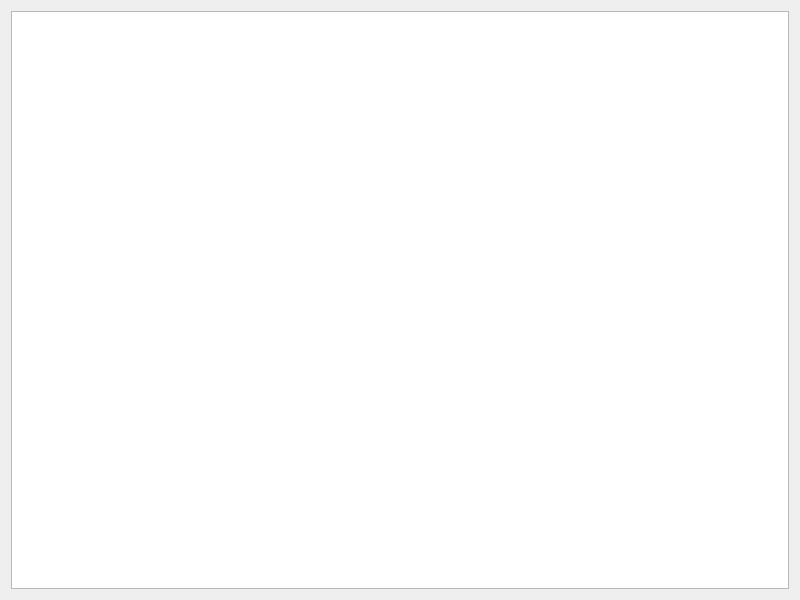
First picture: the form in dialog.ui, repository PawelKasz/View1, before the edit.
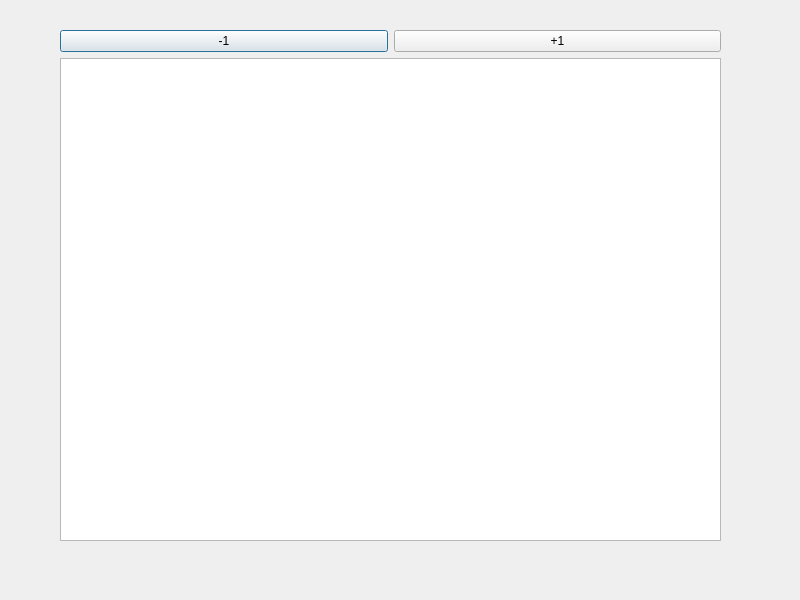
Second picture: the form after the edit.

```diff
--- a/dialog.ui
+++ b/dialog.ui
@@ -13,11 +13,39 @@
   <property name="windowTitle">
    <string>Dialog</string>
   </property>
+  <widget class="QWidget" name="">
+   <property name="geometry">
+    <rect>
+     <x>60</x>
+     <y>30</y>
+     <width>661</width>
+     <height>511</height>
+    </rect>
+   </property>
+   <layout class="QVBoxLayout" name="verticalLayout">
+    <item>
   <layout class="QHBoxLayout" name="horizontalLayout">
    <item>
+       <widget class="QPushButton" name="pushButton">
+        <property name="text">
+         <string>-1</string>
+        </property>
+       </widget>
+      </item>
+      <item>
+       <widget class="QPushButton" name="pushButton_2">
+        <property name="text">
+         <string>+1</string>
+        </property>
+       </widget>
+      </item>
+     </layout>
+    </item>
+    <item>
     <widget class="QGraphicsView" name="graphicsView"/>
    </item>
   </layout>
+  </widget>
  </widget>
  <resources/>
  <connections/>
```
Lines whose indentation alone changed are shown as unchanged.
